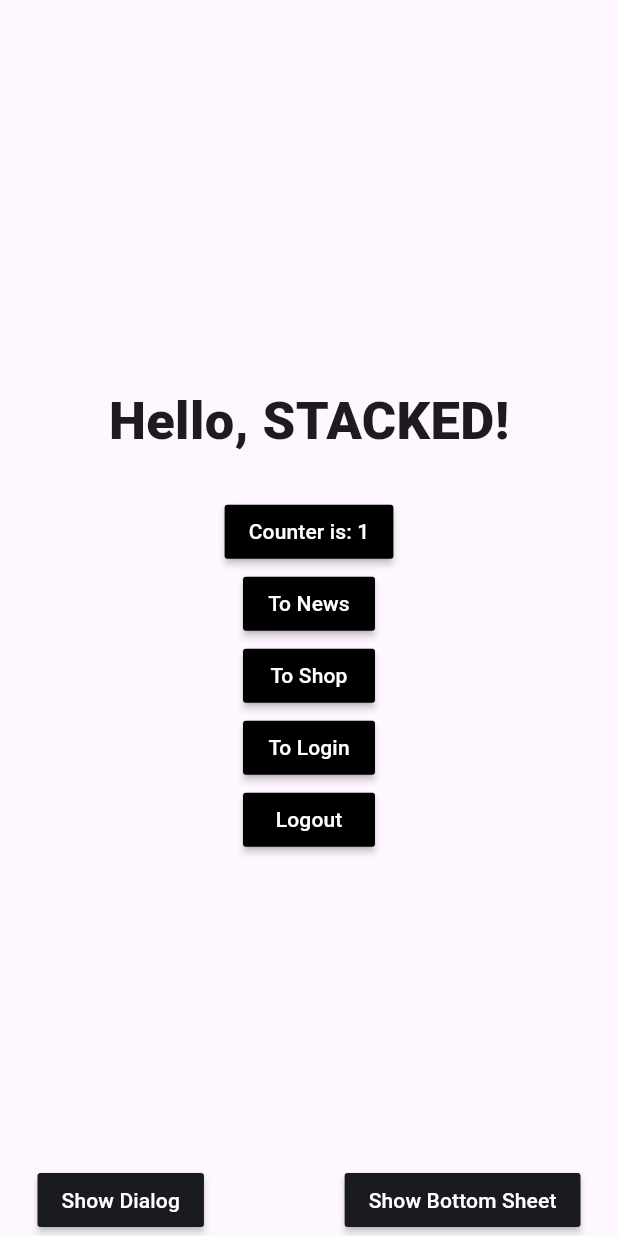
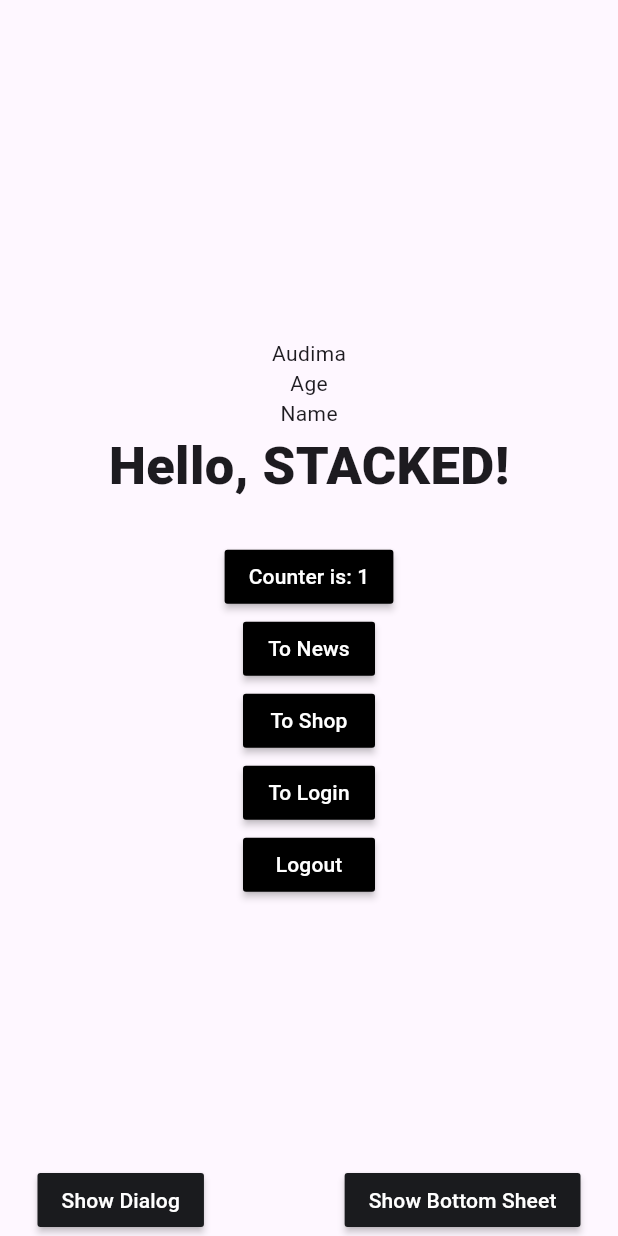
Before and after one commit to audima31/Stacked-Flutter, a Flutter app: the screen it shows after launch, after a tap on an icon or button, on a phone screen of 412 x 824 dp. Run offline on Flutter 3.47's test engine with Material 3 defaults, Android fonts, the phone set to English and light mode, and no system bars; our stand-ins replace dartz, dio, firebase_auth, firebase_core, firebase_database, firebase_remote_config and 3 more; accounts and stored records are empty; network calls fail.

Commit message:
Belajar Remote Config Firebase!

```diff
--- a/lib/app/app.dart
+++ b/lib/app/app.dart
@@ -10,6 +10,7 @@ import 'package:my_first_app/ui/views/login/login_view.dart';
 import 'package:my_first_app/services/login_service.dart';
 import 'package:my_first_app/ui/views/shop/shop_view.dart';
 import 'package:my_first_app/services/shop_service.dart';
+import 'package:my_first_app/services/remote_config_firebase_service.dart';
 // @stacked-import
 
 @StackedApp(
@@ -28,6 +29,7 @@ import 'package:my_first_app/services/shop_service.dart';
     LazySingleton(classType: NewsService),
     LazySingleton(classType: LoginService),
     LazySingleton(classType: ShopService),
+    LazySingleton(classType: RemoteConfigFirebaseService),
 // @stacked-service
   ],
   bottomsheets: [
--- a/lib/app/app.locator.dart
+++ b/lib/app/app.locator.dart
@@ -13,6 +13,7 @@ import 'package:stacked_shared/stacked_shared.dart';
 
 import '../services/login_service.dart';
 import '../services/news_service.dart';
+import '../services/remote_config_firebase_service.dart';
 import '../services/shop_service.dart';
 
 final locator = StackedLocator.instance;
@@ -32,4 +33,5 @@ Future<void> setupLocator({
   locator.registerLazySingleton(() => NewsService());
   locator.registerLazySingleton(() => LoginService());
   locator.registerLazySingleton(() => ShopService());
+  locator.registerLazySingleton(() => RemoteConfigFirebaseService());
 }
--- a/lib/services/login_service.dart
+++ b/lib/services/login_service.dart
@@ -1,7 +1,5 @@
 import 'package:dartz/dartz.dart';
 import 'package:firebase_auth/firebase_auth.dart';
-import 'package:firebase_core/firebase_core.dart';
-import 'package:my_first_app/app/models/login/authentication_model.dart';
 import 'package:my_first_app/services/failure_service.dart';
 
 class LoginService {
--- /dev/null
+++ b/lib/services/remote_config_firebase_service.dart
@@ -0,0 +1,32 @@
+import 'package:dartz/dartz.dart';
+import 'package:firebase_remote_config/firebase_remote_config.dart';
+import 'package:my_first_app/services/failure_service.dart';
+
+class RemoteConfigFirebaseService {
+  Future<Either<Failure, FirebaseRemoteConfig>> initializeRemoteConfig() async {
+    final remoteConfig = FirebaseRemoteConfig.instance;
+
+    try {
+      await remoteConfig.setConfigSettings(RemoteConfigSettings(
+        fetchTimeout: const Duration(seconds: 1),
+        minimumFetchInterval: const Duration(seconds: 10),
+      ));
+
+      await remoteConfig.setDefaults({
+        "name": "Audima",
+      });
+
+      await remoteConfig.fetchAndActivate();
+      remoteConfig.onConfigUpdated.listen((event) async {
+        await remoteConfig.activate();
+        print('Masuk Config updated');
+      });
+      print('Masuk RemoteConfigFirebaseService Service 3 : ${remoteConfig} ');
+      return Right(remoteConfig);
+    } catch (e) {
+      print(
+          'Masuk error RemoteConfigFirebaseService Service Failure: ${e.toString()}');
+      return Left(Failure(message: e.toString()));
+    }
+  }
+}
--- a/lib/ui/views/home/home_view.dart
+++ b/lib/ui/views/home/home_view.dart
@@ -22,6 +22,18 @@ class HomeView extends StackedView<HomeViewModel> {
                 verticalSpaceLarge,
                 Column(
                   children: [
+                    Center(
+                      child: Column(
+                        children: [
+                          viewModel.isBusy
+                              ? const CircularProgressIndicator()
+                              : Text(
+                                  '${viewModel.remoteConfig?.getString('name')}'),
+                          Text('Age'),
+                          Text('Name'),
+                        ],
+                      ),
+                    ),
                     const Text(
                       'Hello, STACKED!',
                       style: TextStyle(
--- a/lib/ui/views/home/home_viewmodel.dart
+++ b/lib/ui/views/home/home_viewmodel.dart
@@ -1,21 +1,30 @@
+import 'package:firebase_remote_config/firebase_remote_config.dart';
 import 'package:my_first_app/app/app.bottomsheets.dart';
 import 'package:my_first_app/app/app.dialogs.dart';
 import 'package:my_first_app/app/app.locator.dart';
 import 'package:my_first_app/app/app.router.dart';
 import 'package:my_first_app/services/login_service.dart';
+import 'package:my_first_app/services/remote_config_firebase_service.dart';
 import 'package:my_first_app/ui/common/app_strings.dart';
 import 'package:stacked/stacked.dart';
 import 'package:stacked_services/stacked_services.dart';
 
-class HomeViewModel extends BaseViewModel {
+class HomeViewModel extends FutureViewModel {
   final _dialogService = locator<DialogService>();
   final _bottomSheetService = locator<BottomSheetService>();
   final _navigationService = locator<NavigationService>();
   final _authenticationService = locator<LoginService>();
+  final _remoteConfigService = locator<RemoteConfigFirebaseService>();
 
   String get counterLabel => 'Counter is: $_counter';
 
+  FirebaseRemoteConfig? _remoteConfig;
+  FirebaseRemoteConfig? get remoteConfig => _remoteConfig;
+
   int _counter = 0;
+
+  String? _errorMessage;
+  String? get errorMessage => _errorMessage;
 
   void incrementCounter() {
     _counter++;
@@ -55,4 +64,36 @@ class HomeViewModel extends BaseViewModel {
     _authenticationService.signOut();
     _navigationService.navigateTo(Routes.loginView);
   }
+
+  Future<void> remoteConfigFirebase() async {
+    print('Masuk remoteConfigFirebase()');
+    final result = await runBusyFuture(
+      _remoteConfigService.initializeRemoteConfig(),
+    );
+
+    result.fold((failure) {
+      print('Masuk remoteConfigFirebase() Failure: $failure');
+      _errorMessage = failure.message;
+      notifyListeners();
+    }, (value) {
+      print('Masuk remoteConfigFirebase() Success: $value');
+      _remoteConfig = value;
+
+      //Biar update data secara realtime!
+      // Listener untuk pembaruan
+      _remoteConfig?.onConfigUpdated.listen((event) async {
+        await _remoteConfig?.activate();
+        print('Masuk config update di VM');
+        notifyListeners(); // Pastikan UI diperbarui saat Remote Config diubah
+      });
+
+      notifyListeners();
+    });
+  }
+
+  @override
+  Future<void> futureToRun() async {
+    // TODO: implement futureToRun
+    await remoteConfigFirebase();
+  }
 }
--- a/lib/ui/views/login/login_view.dart
+++ b/lib/ui/views/login/login_view.dart
@@ -11,7 +11,7 @@ class LoginView extends StackedView<LoginViewModel> {
   Widget builder(
       BuildContext context, LoginViewModel viewModel, Widget? child) {
     return Scaffold(
-      backgroundColor: Theme.of(context).colorScheme.background,
+      backgroundColor: Theme.of(context).colorScheme.surface,
       appBar: AppBar(
         title: const Text('Login'),
         centerTitle: true,
--- a/lib/ui/views/login/login_viewmodel.dart
+++ b/lib/ui/views/login/login_viewmodel.dart
@@ -1,7 +1,5 @@
 import 'package:my_first_app/app/app.locator.dart';
 import 'package:my_first_app/app/app.router.dart';
-import 'package:my_first_app/app/models/login/authentication_model.dart';
-import 'package:my_first_app/services/failure_service.dart';
 import 'package:my_first_app/services/login_service.dart';
 import 'package:stacked/stacked.dart';
 import 'package:stacked_services/stacked_services.dart';
--- a/lib/ui/views/news/news_view.dart
+++ b/lib/ui/views/news/news_view.dart
@@ -15,7 +15,7 @@ class NewsView extends StackedView<NewsViewModel> {
     print('Masuk NewsView : ${newsData?.posts!.length}');
 
     return Scaffold(
-      backgroundColor: Theme.of(context).colorScheme.background,
+      backgroundColor: Theme.of(context).colorScheme.surface,
       appBar: AppBar(
         title: const Text('News'),
       ),
--- a/lib/ui/views/shop/shop_view.dart
+++ b/lib/ui/views/shop/shop_view.dart
@@ -15,10 +15,10 @@ class ShopView extends StackedView<ShopViewModel> {
     print('Masuk ShopView : ${viewModel.productModel?.length}');
     return Scaffold(
       appBar: AppBar(
-        title: Text('Shop'),
+        title: const Text('Shop'),
         centerTitle: true,
       ),
-      backgroundColor: Theme.of(context).colorScheme.background,
+      backgroundColor: Theme.of(context).colorScheme.surface,
       body: SingleChildScrollView(
         child: Container(
           padding: const EdgeInsets.only(left: 25.0, right: 25.0),
@@ -44,7 +44,7 @@ class ShopView extends StackedView<ShopViewModel> {
                             print('Masuk Shop_View : ${data!.brand}');
                             return Card(
                               child: ListTile(
-                                leading: Image.network('${data.image[0]}'),
+                                leading: Image.network(data.image[0]),
                                 title: Text(data.brand),
                                 trailing: Text(data.price.toString()),
                               ),
--- a/pubspec.yaml
+++ b/pubspec.yaml
@@ -19,6 +19,8 @@ dependencies:
   stacked: ^3.4.0
   stacked_services: ^1.1.0
   cloud_firestore: ^5.6.1
+  firebase_remote_config: ^5.3.0
+  firebase_analytics: ^11.4.0
 
 dev_dependencies:
   build_runner: ^2.4.5
```
Also changed, not shown: pubspec.lock, 4 other files.
